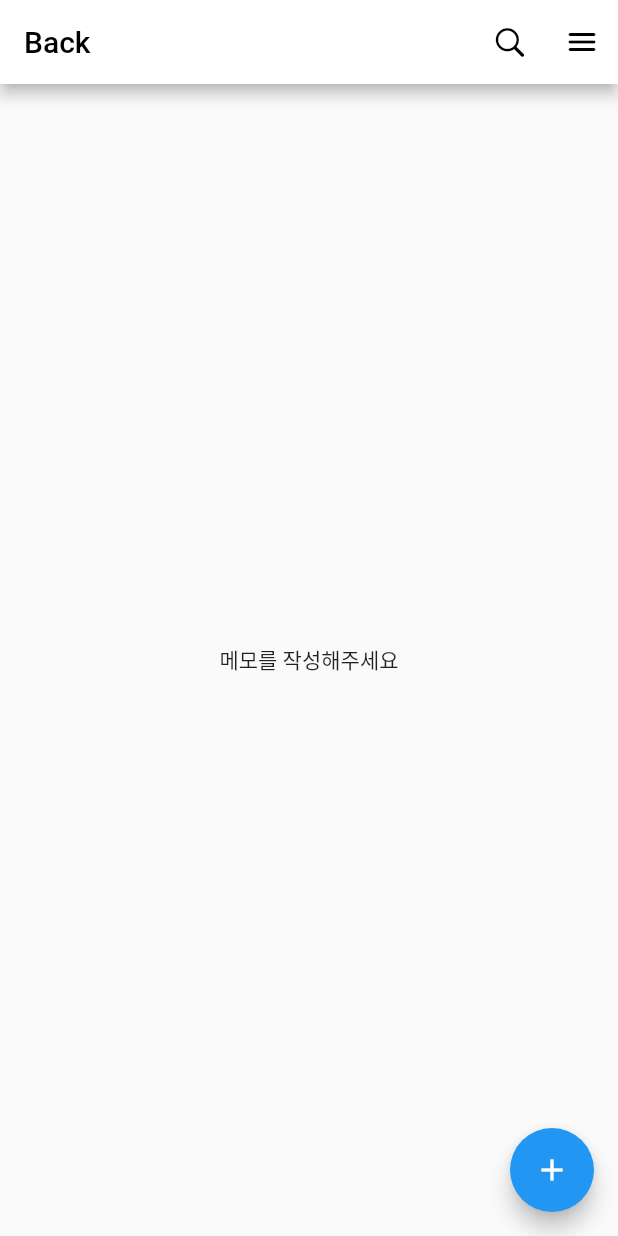
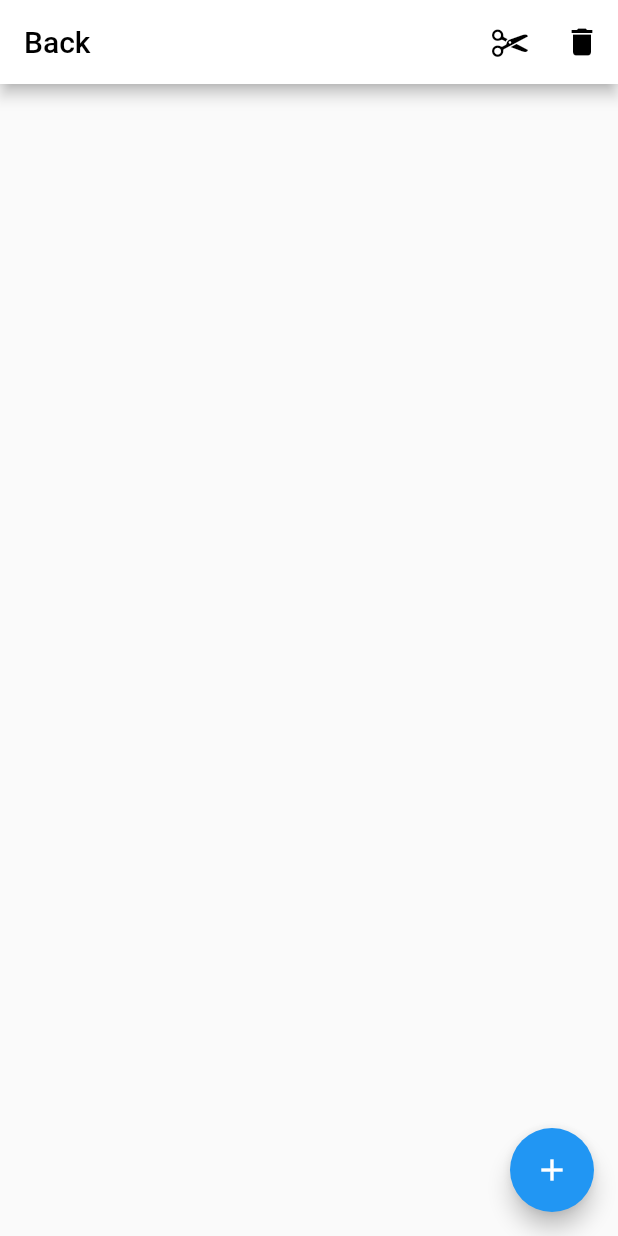
Before and after one commit to AgileCatch/nbCamp2, a Flutter app: the HomePage screen opened directly, on a phone screen of 412 x 824 dp. Run offline on Flutter 3.47's test engine with Material 2 defaults, Android fonts, the phone set to English and light mode, and no system bars.

Commit message:
second commit

```diff
--- a/lib/image_DetailPage.dart
+++ b/lib/image_DetailPage.dart
@@ -41,15 +41,29 @@ class HomePage extends StatelessWidget {
                 MaterialPageRoute(builder: (_) => DetailPage()),
               );
             },
-            icon: Icon(CupertinoIcons.search, color: Colors.black),
+            icon: Icon(CupertinoIcons.scissors, color: Colors.black),
           ),
           IconButton(
             onPressed: () {},
-            icon: Icon(Icons.menu_rounded, color: Colors.black),
+            icon: Icon(Icons.delete, color: Colors.black),
           ),
         ],
       ),
-      body: Center(child: Text("메모를 작성해주세요")),
+      body: Row(
+        children: [
+          // 이미지 들어갈 자리
+          Column(
+            children: [
+              //
+              Row(
+                children: [
+                  // 빈 칸
+                ],
+              ),
+            ],
+          ),
+        ],
+      ),
       floatingActionButton: FloatingActionButton(
         child: Icon(Icons.add),
         onPressed: () {
```
